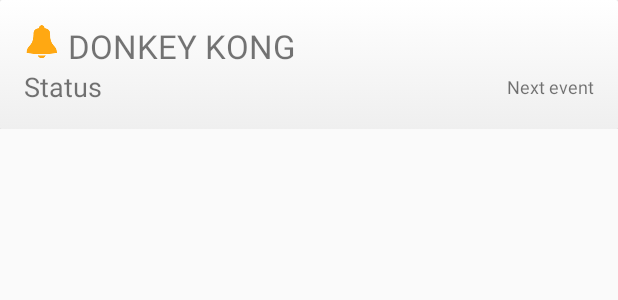
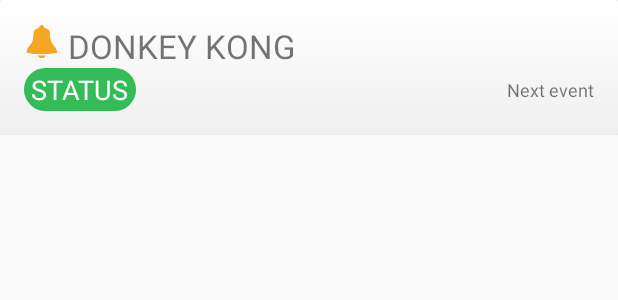
Before and after one commit to TheCodefatherGovHack/patentpending-android, an Android app: the layout recyclerview_patent_item.xml on its own in the app's theme, with its tools: preview values and no code run, on a phone screen of 412 x 824 dp. Shown: the top 300 px of the screen. Run offline under Robolectric (Android 15) with nearby library versions, the phone set to English and light mode, and no system bars.

Commit message:
Update Patent item layout

```diff
--- /dev/null
+++ b/app/src/main/res/drawable/status_background_green.xml
@@ -0,0 +1,16 @@
+<?xml version="1.0" encoding="utf-8"?>
+<shape xmlns:android="http://schemas.android.com/apk/res/android">
+    <stroke
+        android:width="1dp"
+        android:color="@color/green" />
+
+    <solid android:color="@color/green" />
+
+    <padding
+        android:bottom="2dp"
+        android:left="5dp"
+        android:right="5dp"
+        android:top="2dp" />
+
+    <corners android:radius="20dp" />
+</shape>
--- a/app/src/main/res/layout/recyclerview_patent_item.xml
+++ b/app/src/main/res/layout/recyclerview_patent_item.xml
@@ -48,8 +48,12 @@
                     android:id="@+id/tvPatentStatus"
                     android:layout_width="wrap_content"
                     android:layout_height="wrap_content"
-                    android:layout_alignParentStart="true"
+                    android:layout_alignParentLeft="true"
+                    android:background="@drawable/status_background_green"
+                    android:maxLines="1"
                     android:text="Status"
+                    android:textAllCaps="true"
+                    android:textColor="@color/white"
                     android:textSize="18sp" />
 
                 <TextView
--- a/app/src/main/res/values/colors.xml
+++ b/app/src/main/res/values/colors.xml
@@ -1,9 +1,12 @@
 <?xml version="1.0" encoding="utf-8"?>
 <resources>
-  <color name="colorPrimary">#3F51B5</color>
-  <color name="colorPrimaryDark">#303F9F</color>
-  <color name="colorAccent">#FF4081</color>
-  <color name="yellow">#ffa812</color>
+    <color name="colorPrimary">#3F51B5</color>
+    <color name="colorPrimaryDark">#303F9F</color>
+    <color name="colorAccent">#FF4081</color>
 
+    <color name="yellow">#F6A623</color>
+    <color name="green">#33BC58</color>
+    <color name="lilla">#B9B9F2</color>
+    <color name="white">#FFFFFF</color>
 
 </resources>
```
